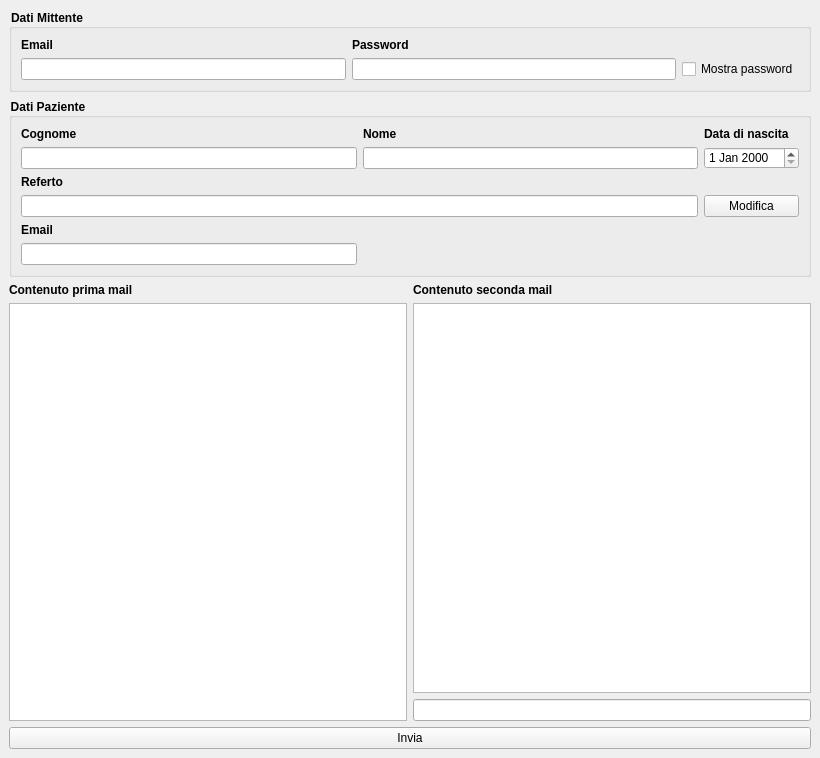
Old version of the form ui/email.ui in the repository Fabiobreo/Email_Project.
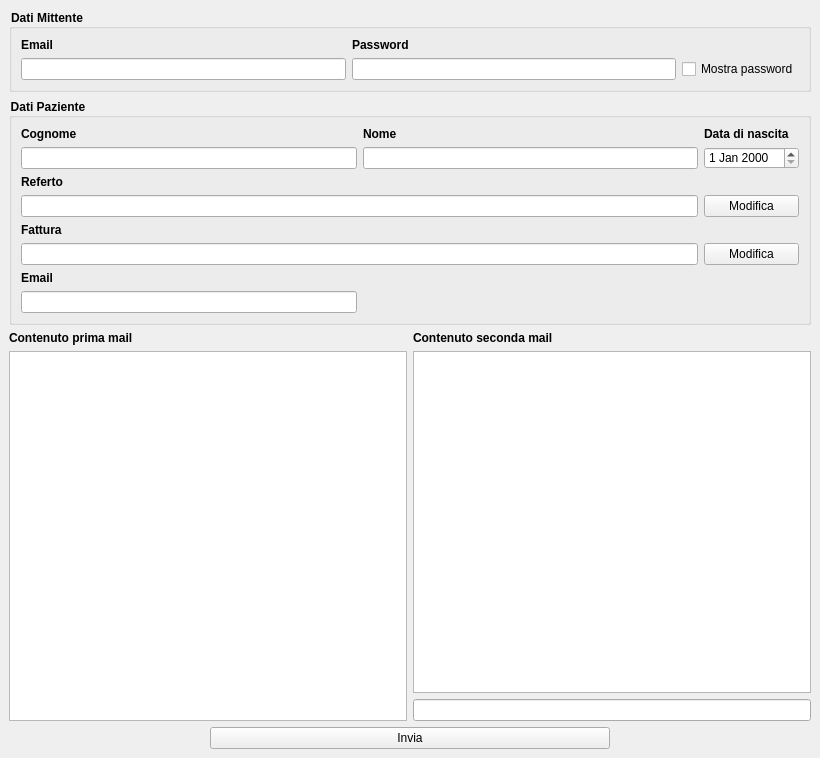
New version of the form.

Commit message: Added password creation method Modified ui

```diff
--- a/ui/email.ui
+++ b/ui/email.ui
@@ -145,6 +145,16 @@
           <string notr="true">font:normal</string>
          </property>
          <layout class="QGridLayout" name="gridLayout_2">
+          <item row="5" column="0">
+           <widget class="QLabel" name="bill_label">
+            <property name="styleSheet">
+             <string notr="true">font:bold</string>
+            </property>
+            <property name="text">
+             <string>Fattura</string>
+            </property>
+           </widget>
+          </item>
           <item row="4" column="2">
            <widget class="QPushButton" name="edit_report_button">
             <property name="text">
@@ -152,16 +162,6 @@
             </property>
            </widget>
           </item>
-          <item row="5" column="0">
-           <widget class="QLabel" name="email_label">
-            <property name="styleSheet">
-             <string notr="true">font:bold</string>
-            </property>
-            <property name="text">
-             <string>Email</string>
-            </property>
-           </widget>
-          </item>
           <item row="0" column="2">
            <widget class="QLabel" name="born_label">
             <property name="styleSheet">
@@ -172,11 +172,21 @@
             </property>
            </widget>
           </item>
+          <item row="7" column="0">
+           <widget class="QLabel" name="email_label">
+            <property name="styleSheet">
+             <string notr="true">font:bold</string>
+            </property>
+            <property name="text">
+             <string>Email</string>
+            </property>
+           </widget>
+          </item>
           <item row="1" column="0">
            <widget class="QLineEdit" name="surname_line_edit"/>
           </item>
-          <item row="1" column="2">
-           <widget class="QDateEdit" name="born_date_edit"/>
+          <item row="1" column="1">
+           <widget class="QLineEdit" name="name_line_edit"/>
           </item>
           <item row="0" column="0">
            <widget class="QLabel" name="surname_label">
@@ -188,9 +198,6 @@
             </property>
            </widget>
           </item>
-          <item row="1" column="1">
-           <widget class="QLineEdit" name="name_line_edit"/>
-          </item>
           <item row="3" column="0">
            <widget class="QLabel" name="report_label">
             <property name="styleSheet">
@@ -201,12 +208,8 @@
             </property>
            </widget>
           </item>
-          <item row="4" column="0" colspan="2">
-           <widget class="QLineEdit" name="report_line_edit">
-            <property name="readOnly">
-             <bool>true</bool>
-            </property>
-           </widget>
+          <item row="1" column="2">
+           <widget class="QDateEdit" name="born_date_edit"/>
           </item>
           <item row="0" column="1">
            <widget class="QLabel" name="name_label">
@@ -218,9 +221,30 @@
             </property>
            </widget>
           </item>
-          <item row="6" column="0">
+          <item row="4" column="0" colspan="2">
+           <widget class="QLineEdit" name="report_line_edit">
+            <property name="readOnly">
+             <bool>true</bool>
+            </property>
+           </widget>
+          </item>
+          <item row="8" column="0">
            <widget class="QLineEdit" name="email_line_edit"/>
           </item>
+          <item row="6" column="2">
+           <widget class="QPushButton" name="edit_bill_button">
+            <property name="text">
+             <string>Modifica</string>
+            </property>
+           </widget>
+          </item>
+          <item row="6" column="0" colspan="2">
+           <widget class="QLineEdit" name="bill_line_edit">
+            <property name="readOnly">
+             <bool>true</bool>
+            </property>
+           </widget>
+          </item>
          </layout>
         </widget>
        </item>
@@ -264,8 +288,20 @@
       </item>
      </layout>
     </item>
-    <item>
+    <item alignment="Qt::AlignHCenter">
      <widget class="QPushButton" name="send_button">
+      <property name="minimumSize">
+       <size>
+        <width>400</width>
+        <height>0</height>
+       </size>
+      </property>
+      <property name="maximumSize">
+       <size>
+        <width>400</width>
+        <height>16777215</height>
+       </size>
+      </property>
       <property name="text">
        <string>Invia</string>
       </property>
```
Left out of the diff: 17 changed lines with no effect on the pictures. The commit also changes 2 other files.
